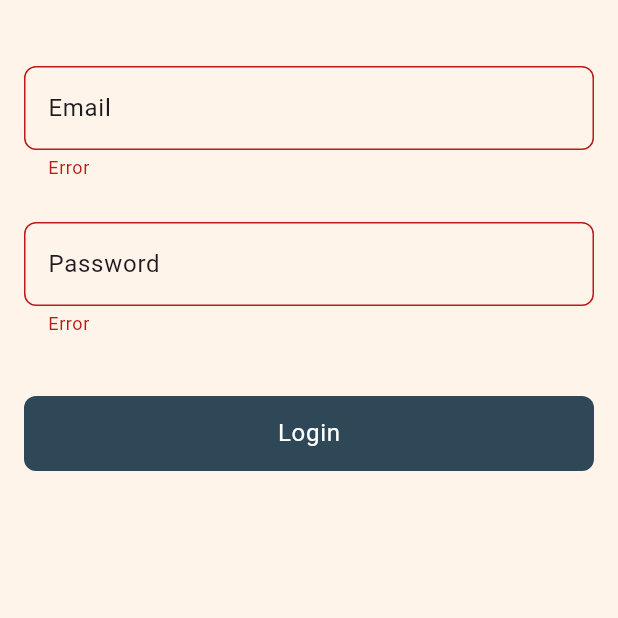
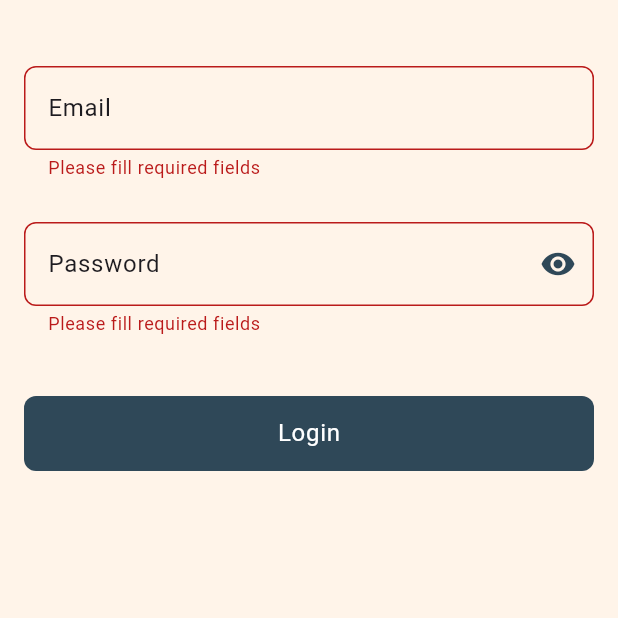
Before and after one commit to AbdullahEmadEldin/tut_app, a Flutter app: the screen it shows after launch, after a tap on "skip", after a tap on "Login", on a phone screen of 412 x 824 dp, the top half of it. Run offline on Flutter 3.47's test engine with Material 3 defaults, Android fonts, the phone set to English and light mode, and no system bars; our stand-ins replace bloc, dio, flutter_bloc, flutter_svg, rive; statements that could not run were skipped; project files that could hold a hidden picture were left out.

Commit message:
Backend integration to UI by Cubits Success login test refactor Login Page to migrate all animation related logic to Cubit.

```diff
--- /dev/null
+++ b/lib/app/auth/data/repository/auth_repository.dart
@@ -0,0 +1,21 @@
+import 'package:tut_app/app/auth/data/models/login_model.dart';
+import 'package:tut_app/core/api_endpoints.dart';
+import 'package:tut_app/data/networking/api_consumer.dart';
+
+class AuthService {
+  final ApiConsumer api;
+  AuthService({
+    required this.api,
+  });
+
+  Future<LoginModel> login(String email, String password) async {
+    final response = await api.post(
+      path: ApiEndpoints.signIn,
+      body: {
+        ApiKeys.email: email,
+        ApiKeys.password: password,
+      },
+    );
+    return LoginModel.fromJson(response);
+  }
+}
--- a/lib/app/auth/view/pages/login_page.dart
+++ b/lib/app/auth/view/pages/login_page.dart
@@ -1,8 +1,11 @@
 import 'package:flutter/material.dart';
 import 'package:flutter/services.dart';
+import 'package:flutter_bloc/flutter_bloc.dart';
 import 'package:rive/rive.dart';
 import 'package:tut_app/app/auth/data/login_animations_enum.dart';
+import 'package:tut_app/app/auth/view/widgets/input_field.dart';
 import 'package:tut_app/app/auth/view/widgets/register_button.dart';
+import 'package:tut_app/app/auth/view_model/login_cubit/login_cubit.dart';
 import 'package:tut_app/core/app_strings.dart';
 import 'package:tut_app/core/assets_paths.dart';
 import 'package:tut_app/core/theme/colors_manager.dart';
@@ -19,6 +22,16 @@ class LoginPage extends StatefulWidget {
 }
 
 class _LoginPageState extends State<LoginPage> {
+  late LoginCubit loginCubit;
+
+  ///
+  /// define key for text validation
+  ///
+  GlobalKey<FormState> formKey = GlobalKey<FormState>();
+  FocusNode passwordFocusNode = FocusNode();
+  TextEditingController emailController = TextEditingController();
+  TextEditingController passwordController = TextEditingController();
+
   /// artboard of rive file
   Artboard? riveArtBoard;
 
@@ -38,16 +51,10 @@ class _LoginPageState extends State<LoginPage> {
   bool enteringEmail = false;
   bool enteringPassword = false;
 
-  String testEmail = 'abc';
-  String testPassword = '123';
-
-  ///
-  /// define key for text validation
-  ///
-  GlobalKey<FormState> formKey = GlobalKey<FormState>();
-  FocusNode passwordFocusNode = FocusNode();
   @override
   void initState() {
+    loginCubit = BlocProvider.of<LoginCubit>(context);
+
     /// initializing controllers of animations
     idleStaticController = SimpleAnimation(LoginAnimations.idleStatic.text);
     idleAnimatedController = SimpleAnimation(LoginAnimations.idleAnimated.text);
@@ -91,54 +98,38 @@ class _LoginPageState extends State<LoginPage> {
                   padding: const EdgeInsets.all(AppPadding.p16),
                   child: Column(
                     children: [
-                      TextFormField(
+                      InputFieldWidget(
+                        controller: loginCubit.emailController,
+                        labelText: AppStrings.email,
                         validator: (value) =>
-                            value != testEmail ? 'Error' : null,
-                        decoration: InputDecoration(
-                          labelText: AppStrings.email,
-                          labelStyle: Theme.of(context).textTheme.bodyLarge,
-                          border: OutlineInputBorder(
-                            borderRadius: BorderRadius.circular(AppMargin.m8),
-                            borderSide: BorderSide(
-                                color: AppColors.greyPrimary, width: 0.5),
-                          ),
-                        ),
-                        onChanged: (value) {
+                            value!.isEmpty ? AppStrings.emptyFields : null,
+                        onTextChange: (value) {
                           if (value.isNotEmpty && !enteringEmail) {
-                            print('ddd');
                             _addActiveController(listeningController);
                             enteringEmail = true;
                           }
                         },
                       ),
                       const SizedBox(height: AppSize.s28),
-                      TextFormField(
-                        validator: (value) =>
-                            value != testPassword ? 'Error' : null,
+                      InputFieldWidget(
+                        controller: loginCubit.passwordController,
+                        labelText: AppStrings.password,
                         focusNode: passwordFocusNode,
-                        obscureText: true,
-                        decoration: InputDecoration(
-                          labelText: AppStrings.password,
-                          labelStyle: Theme.of(context).textTheme.bodyLarge,
-                          border: OutlineInputBorder(
-                            borderRadius: BorderRadius.circular(AppMargin.m8),
-                            borderSide: BorderSide(
-                                color: AppColors.greyPrimary, width: 0.5),
-                          ),
-                        ),
-                        onChanged: (value) {
+                        passwordInput: true,
+                        onTextChange: (value) {
                           if (value.isEmpty && !enteringPassword) {
                             _addActiveController(minimizeController);
                             enteringPassword = true;
                           }
                         },
+                        validator: (value) =>
+                            value!.isEmpty ? AppStrings.emptyFields : null,
                       ),
                       const SizedBox(height: AppSize.s40),
                       RegisterButton(
                         text: AppStrings.login,
                         onTap: () {
                           passwordFocusNode.unfocus();
-
                           _validateEmailAndPassword();
                         },
                       )
@@ -152,8 +143,9 @@ class _LoginPageState extends State<LoginPage> {
   }
 
   void _validateEmailAndPassword() {
-    Future.delayed(Duration(seconds: 1), () {
+    Future.delayed(const Duration(seconds: 1), () {
       if (formKey.currentState!.validate()) {
+        loginCubit.login();
         _addActiveController(loadingLoopController);
       } else {
         _addActiveController(wrongPasswordController);
@@ -178,6 +170,7 @@ class _LoginPageState extends State<LoginPage> {
     });
   }
 
+  /// This method to change animation
   _addActiveController(RiveAnimationController<dynamic> activeController) {
     _removeAllControllers();
     riveArtBoard?.artboard.addController(activeController);
@@ -200,6 +193,7 @@ class _LoginPageState extends State<LoginPage> {
     enteringPassword = false;
   }
 
+  /// without this method ,the animation will not be triggered after the password focus node is unfocused
   void _checkForPasswordFocusNodeToChangeAnimationState() {
     passwordFocusNode.addListener(() {
       if (passwordFocusNode.hasFocus) {
--- /dev/null
+++ b/lib/app/auth/view/widgets/input_field.dart
@@ -0,0 +1,66 @@
+import 'package:flutter/material.dart';
+import 'package:tut_app/core/theme/colors_manager.dart';
+import 'package:tut_app/core/values_manager.dart';
+
+class InputFieldWidget extends StatefulWidget {
+  final String labelText;
+  final TextEditingController? controller;
+  final void Function(String)? onTextChange;
+  final String? Function(String?)? validator;
+  final Widget? suffixIcon;
+  final FocusNode? focusNode;
+  final bool passwordInput;
+  const InputFieldWidget({
+    super.key,
+    required this.labelText,
+    this.controller,
+    this.onTextChange,
+    this.validator,
+    this.suffixIcon,
+    this.focusNode,
+    this.passwordInput = false,
+  });
+
+  @override
+  State<InputFieldWidget> createState() => _InputFieldWidgetState();
+}
+
+class _InputFieldWidgetState extends State<InputFieldWidget> {
+  bool showPassword = false;
+  @override
+  Widget build(BuildContext context) {
+    return TextFormField(
+      controller: widget.controller,
+      validator: widget.validator,
+      focusNode: widget.focusNode,
+      obscureText: showPassword,
+      decoration: InputDecoration(
+        suffixIcon: widget.passwordInput
+            ? IconButton(
+                icon: showPassword
+                    ? Icon(
+                        Icons.visibility_off,
+                        color: AppColors.primary,
+                      )
+                    : Icon(
+                        Icons.remove_red_eye,
+                        color: AppColors.primary,
+                      ),
+                onPressed: () => {
+                  setState(() {
+                    showPassword = !showPassword;
+                  })
+                },
+              )
+            : widget.suffixIcon,
+        labelText: widget.labelText,
+        labelStyle: Theme.of(context).textTheme.bodyLarge,
+        border: OutlineInputBorder(
+          borderRadius: BorderRadius.circular(AppMargin.m8),
+          borderSide: BorderSide(color: AppColors.greyPrimary, width: 0.1),
+        ),
+      ),
+      onChanged: widget.onTextChange,
+    );
+  }
+}
--- /dev/null
+++ b/lib/app/auth/view_model/login_cubit/login_cubit.dart
@@ -0,0 +1,117 @@
+import 'package:bloc/bloc.dart';
+import 'package:flutter/material.dart';
+import 'package:flutter/services.dart';
+import 'package:meta/meta.dart';
+import 'package:rive/rive.dart';
+import 'package:tut_app/app/auth/data/login_animations_enum.dart';
+import 'package:tut_app/app/auth/data/repository/auth_repository.dart';
+import 'package:tut_app/core/assets_paths.dart';
+import 'package:tut_app/data/errors/exceptions.dart';
+
+part 'login_state.dart';
+
+class LoginCubit extends Cubit<LoginState> {
+  final AuthService authService;
+  LoginCubit({required this.authService}) : super(LoginInitial());
+
+  ///
+  /// define key for text validation
+  ///
+  GlobalKey<FormState> formKey = GlobalKey<FormState>();
+  FocusNode passwordFocusNode = FocusNode();
+  TextEditingController emailController = TextEditingController();
+  TextEditingController passwordController = TextEditingController();
+
+  /// artboard of rive file
+  Artboard? riveArtBoard;
+
+  /// initializing controllers of animations
+  RiveAnimationController idleStaticController =
+      SimpleAnimation(LoginAnimations.idleStatic.text);
+  RiveAnimationController idleAnimatedController =
+      SimpleAnimation(LoginAnimations.idleAnimated.text);
+  RiveAnimationController listeningController =
+      SimpleAnimation(LoginAnimations.listening.text);
+  RiveAnimationController voiceEndController =
+      SimpleAnimation(LoginAnimations.voiceEnd.text);
+  RiveAnimationController voiceStartController =
+      SimpleAnimation(LoginAnimations.voiceStart.text);
+  RiveAnimationController voiceLoopController =
+      SimpleAnimation(LoginAnimations.voiceLoop.text);
+  RiveAnimationController maximizedController =
+      SimpleAnimation(LoginAnimations.maximize.text);
+  RiveAnimationController minimizeController =
+      SimpleAnimation(LoginAnimations.minimize.text);
+  RiveAnimationController wrongPasswordController =
+      SimpleAnimation(LoginAnimations.wrongPassword.text);
+  RiveAnimationController loadingStartController =
+      SimpleAnimation(LoginAnimations.loadingStart.text);
+  RiveAnimationController loadingLoopController =
+      SimpleAnimation(LoginAnimations.loadingLoop.text);
+  RiveAnimationController loadingEndController =
+      SimpleAnimation(LoginAnimations.loadingEnd.text);
+
+  void initializeRiveAnimation() {
+    /// rootBundle Contains all assets embedded in the project
+    rootBundle.load(AnimationAssets.loginAnimation).then((data) async {
+      await RiveFile.initialize();
+
+      /// hold the complete rive file
+      final file = RiveFile.import(data);
+
+      /// access the animation inside the rive file
+      final artBoard = file.mainArtboard;
+      artBoard.addController(idleAnimatedController);
+
+      riveArtBoard = artBoard;
+    });
+  }
+
+  /// without this method ,the animation will not be triggered after the password focus node is unfocused
+  void checkForPasswordFocusNodeToChangeAnimationState() {
+    passwordFocusNode.addListener(() {
+      if (passwordFocusNode.hasFocus) {
+        addActiveController(minimizeController);
+      } else if (!passwordFocusNode.hasFocus) {
+        addActiveController(maximizedController);
+      }
+    });
+  }
+
+  /// This method to change animation
+  addActiveController(RiveAnimationController<dynamic> activeController) {
+    _removeAllControllers();
+    riveArtBoard?.artboard.addController(activeController);
+  }
+
+  _removeAllControllers() {
+    riveArtBoard?.artboard.removeController(idleStaticController);
+    riveArtBoard?.artboard.removeController(idleAnimatedController);
+    riveArtBoard?.artboard.removeController(listeningController);
+    riveArtBoard?.artboard.removeController(voiceEndController);
+    riveArtBoard?.artboard.removeController(voiceStartController);
+    riveArtBoard?.artboard.removeController(voiceLoopController);
+    riveArtBoard?.artboard.removeController(maximizedController);
+    riveArtBoard?.artboard.removeController(minimizeController);
+    riveArtBoard?.artboard.removeController(wrongPasswordController);
+    riveArtBoard?.artboard.removeController(loadingStartController);
+    riveArtBoard?.artboard.removeController(loadingLoopController);
+    riveArtBoard?.artboard.removeController(loadingEndController);
+  }
+
+//! Backend login
+  Future<void> login() async {
+    emit(LoginLoading());
+    try {
+      final loginData = await authService.login(
+        emailController.text,
+        passwordController.text,
+      );
+      debugPrint('====?>>> login cubit:: ${loginData.token}');
+      emit(LoginSuccess());
+    } on ServerException catch (e) {
+      debugPrint('====?>>> login cubit error:: ${e.error.errorMessage}');
+      emit(LoginFailure(errMsg: e.error.errorMessage));
+    }
+  }
+}
--- /dev/null
+++ b/lib/app/auth/view_model/login_cubit/login_state.dart
@@ -0,0 +1,16 @@
+part of 'login_cubit.dart';
+
+@immutable
+sealed class LoginState {}
+
+final class LoginInitial extends LoginState {}
+
+final class LoginLoading extends LoginState {}
+
+final class LoginSuccess extends LoginState {}
+
+final class LoginFailure extends LoginState {
+  final String errMsg;
+
+  LoginFailure({required this.errMsg});
+}
--- a/lib/core/app_strings.dart
+++ b/lib/core/app_strings.dart
@@ -1,5 +1,9 @@
 class AppStrings {
+  //*---------------------------------------------------------- */
+  //********************  OnBoarding  ************************//
+//*---------------------------------------------------------- */
   static const onBoardingTitle1 = "TUT APP";
+
   static const onBoardingTitle2 = "TUT APP";
   static const onBoardingTitle3 = "TUT APP";
   static const onBoardingTitle4 = "TUT APP";
@@ -14,7 +18,9 @@ class AppStrings {
       "This a subtitle text longer than others to mock the UI";
   static const skip = "skip";
 
-  /// Auth keywords
+  //*---------------------------------------------------------- */
+  //********************  Authentication  ************************//
+  //*---------------------------------------------------------- */
   static const email = "Email";
   static const password = "Password";
   static const login = "Login";
@@ -23,4 +29,10 @@ class AppStrings {
   static const alreadyHaveAnAccount = "Already have an account?";
   static const dontHaveAnAccount = "Don't have an account?";
   static const or = "OR";
+
+  static const loginError = "Login failed. Please try again.";
+
+  static const noInternet = "No Internet";
+
+  static const emptyFields = "Please fill required fields";
 }
--- a/lib/core/router/app_router.dart
+++ b/lib/core/router/app_router.dart
@@ -1,7 +1,12 @@
+import 'package:dio/dio.dart';
 import 'package:flutter/material.dart';
+import 'package:flutter_bloc/flutter_bloc.dart';
+import 'package:tut_app/app/auth/data/repository/auth_repository.dart';
 import 'package:tut_app/app/auth/view/pages/login_page.dart';
+import 'package:tut_app/app/auth/view_model/login_cubit/login_cubit.dart';
 import 'package:tut_app/app/onBoarding/view/pages/on_boarding.dart';
 import 'package:tut_app/data/errors/error_router.dart';
+import 'package:tut_app/data/networking/dio_comsumer.dart';
 import 'package:tut_app/view/pages/splash_screen.dart';
 
 class AppRouter {
@@ -15,7 +20,16 @@ class AppRouter {
         return MaterialPageRoute(builder: (context) => const OnBoardingPage());
       case LoginPage.routeName:
         return MaterialPageRoute(
-          builder: (context) => const LoginPage(),
+          builder: (context) => BlocProvider(
+            create: (context) => LoginCubit(
+              authService: AuthService(
+                api: DioConsumer(
+                  dio: Dio(),
+                ),
+              ),
+            ),
+            child: const LoginPage(),
+          ),
         );
       default:
         return MaterialPageRoute(builder: (context) => const ErrorRouter());
--- a/lib/data/networking/api_interceptor.dart
+++ b/lib/data/networking/api_interceptor.dart
@@ -1,6 +1,6 @@
 import 'package:dio/dio.dart';
 
-/// This class repersents an Observer for api requests and intercepts the request to do a specific action.
+/// This class represents an Observer for api requests and intercepts the request to do a specific action.
 class ApiInterceptor extends Interceptor {
   @override
   void onRequest(RequestOptions options, RequestInterceptorHandler handler) {
--- a/lib/data/networking/dio_comsumer.dart
+++ b/lib/data/networking/dio_comsumer.dart
@@ -1,5 +1,4 @@
 import 'package:dio/dio.dart';
-import 'package:tut_app/core/api_endpoints.dart';
 import 'package:tut_app/data/errors/exceptions.dart';
 import 'package:tut_app/data/networking/api_consumer.dart';
 import 'package:tut_app/data/networking/api_interceptor.dart';
@@ -10,9 +9,6 @@ class DioConsumer extends ApiConsumer {
   DioConsumer({
     required this.dio,
   }) {
-    /// define dio baseUrl once
-    dio.options.baseUrl = ApiEndpoints.authBaseUrl;
-
     /// add interceptors
     dio.interceptors.add(
       ApiInterceptor(),
```
Also changed, not shown: lib/app/auth/data/models/login_model.dart (added, +17 -0 lines), lib/core/api_endpoints.dart (+13 -10 lines), pubspec.yaml (+4 -6 lines), pubspec.lock.
